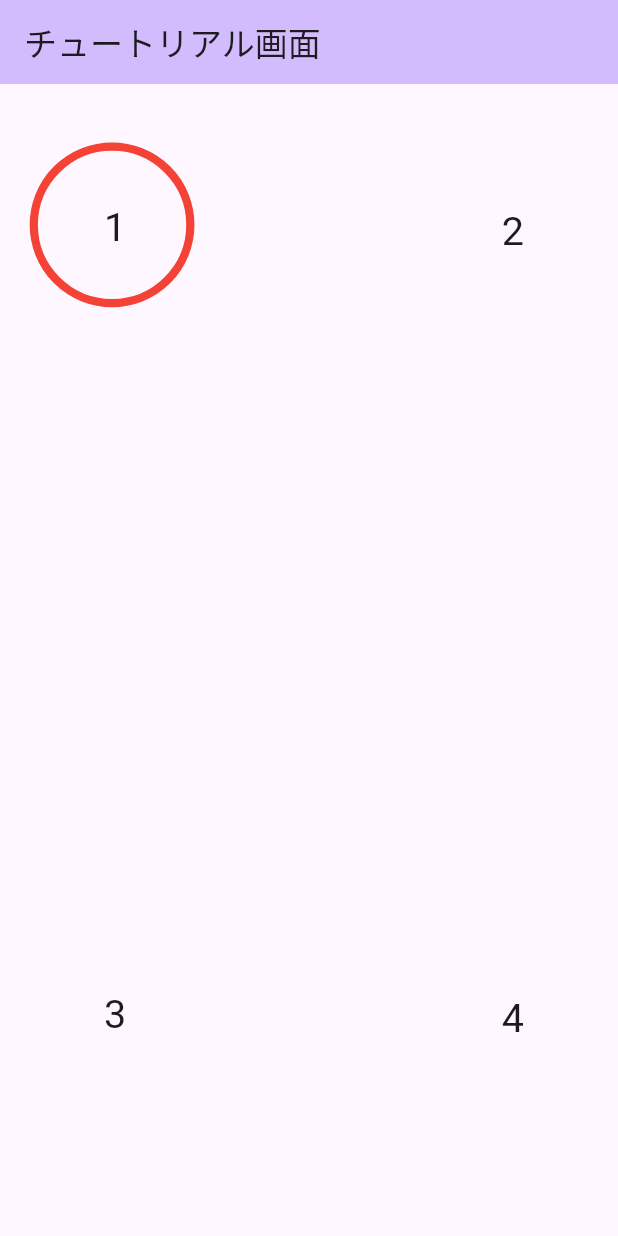
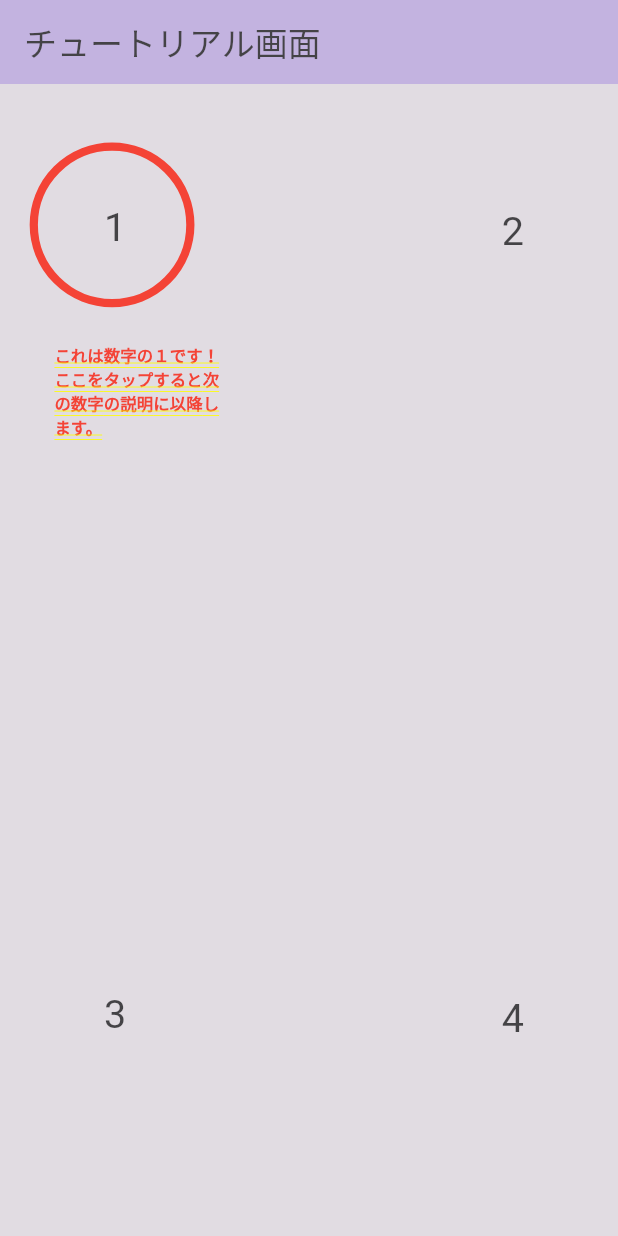
Before and after one commit to NeiHau/coach_tutorial, a Flutter app: the screen it shows after launch, on a phone screen of 412 x 824 dp. Run offline on Flutter 3.47's test engine with Material 3 defaults, Android fonts, the phone set to English and light mode, and no system bars; our stand-ins replace flutter_screenutil, gap.

Commit message:
チュートリアルの文言を追加

```diff
--- a/lib/main.dart
+++ b/lib/main.dart
@@ -56,7 +56,7 @@ class _MyHomePageState extends State<MyHomePage> {
           ),
           body: _bodyWidget(),
         ),
-        if (shouldCoach)
+        if (shouldCoach) ModalBarrier(color: Colors.grey.withOpacity(0.3)),
         SafeArea(
           child: _buildCoachWidget(),
         ),
@@ -132,7 +132,9 @@ class _MyHomePageState extends State<MyHomePage> {
           alignment: Alignment.topLeft,
           child: Container(
             padding: EdgeInsets.only(left: 3.w, top: 58.h),
-            child: Stack(
+            child: Column(
+              children: [
+                Stack(
                   alignment: Alignment.center,
                   children: <Widget>[
                     Container(
@@ -150,6 +152,20 @@ class _MyHomePageState extends State<MyHomePage> {
                     ),
                   ],
                 ),
+                Container(
+                  margin: EdgeInsets.only(left: 30.w),
+                  width: 100.w,
+                  height: 100.h,
+                  child: Text(
+                    "これは数字の１です！\nここをタップすると次の数字の説明に以降します。",
+                    style: TextStyle(
+                      fontSize: 10.sp,
+                      color: Colors.red,
+                    ),
+                  ),
+                ),
+              ],
+            ),
           ),
         );
       case 2:
@@ -157,7 +173,9 @@ class _MyHomePageState extends State<MyHomePage> {
           alignment: Alignment.topRight,
           child: Container(
             padding: EdgeInsets.only(top: 59.h),
-            child: Stack(
+            child: Column(
+              children: [
+                Stack(
                   alignment: Alignment.center,
                   children: <Widget>[
                     Container(
@@ -175,16 +193,45 @@ class _MyHomePageState extends State<MyHomePage> {
                     ),
                   ],
                 ),
+                Container(
+                  margin: EdgeInsets.only(right: 30.w),
+                  width: 100.w,
+                  height: 100.h,
+                  child: Text(
+                    "これは数字の２です！\nここをタップすると次の数字の説明に以降します。",
+                    style: TextStyle(
+                      fontSize: 10.sp,
+                      color: Colors.blue,
+                    ),
+                  ),
+                ),
+              ],
+            ),
           ),
         );
       case 3:
         return Container(
-          padding: EdgeInsets.only(left: 5.w, top: 485.h),
+          padding: EdgeInsets.only(right: 130.w, top: 425.h),
           child: Stack(
-            alignment: Alignment.center,
+            alignment: Alignment.bottomLeft,
             children: <Widget>[
+              Column(
+                children: [
+                  // テキストを先に配置し、マージンで位置を調整
                   Container(
-                margin: EdgeInsets.all(15.w),
+                    padding: EdgeInsets.only(left: 55.w, top: 30.h),
+                    margin: EdgeInsets.only(left: 50.w), // 右斜め上に配置するためにマージンを調整
+                    child: Text(
+                      "これは数字の３です！\nここをタップすると次の数字の説明に以降します。",
+                      style: TextStyle(
+                        fontSize: 10.sp,
+                        color: Colors.green,
+                      ),
+                    ),
+                  ),
+                  // 円を配置
+                  Container(
+                    margin: EdgeInsets.only(right: 105.w),
                     width: 100.w,
                     height: 100.h,
                     decoration: BoxDecoration(
@@ -198,15 +245,30 @@ class _MyHomePageState extends State<MyHomePage> {
                   ),
                 ],
               ),
+            ],
+          ),
         );
       case 4:
         return Container(
-          padding: EdgeInsets.only(left: 245.w, top: 488.h),
+          padding: EdgeInsets.only(left: 140.w, top: 415.h),
           child: Stack(
-            alignment: Alignment.center,
+            alignment: Alignment.bottomRight,
             children: <Widget>[
+              Column(
+                children: [
                   Container(
-                margin: EdgeInsets.all(15.w),
+                    padding: EdgeInsets.only(right: 81.w, top: 30.h),
+                    margin: EdgeInsets.only(left: 50.w), // 右斜め上に配置するためにマージンを調整
+                    child: Text(
+                      "これは数字の４です！\nここをタップするとチュートリアルを終了します。",
+                      style: TextStyle(
+                        fontSize: 10.sp,
+                        color: Colors.purple,
+                      ),
+                    ),
+                  ),
+                  Container(
+                    margin: EdgeInsets.only(left: 105.w),
                     width: 100.w,
                     height: 100.h,
                     decoration: BoxDecoration(
@@ -220,6 +282,8 @@ class _MyHomePageState extends State<MyHomePage> {
                   ),
                 ],
               ),
+            ],
+          ),
         );
       default:
         return Container();
```
Also changed, not shown: assets/tutorial.gif (added). Lines whose indentation alone changed are shown as unchanged.
